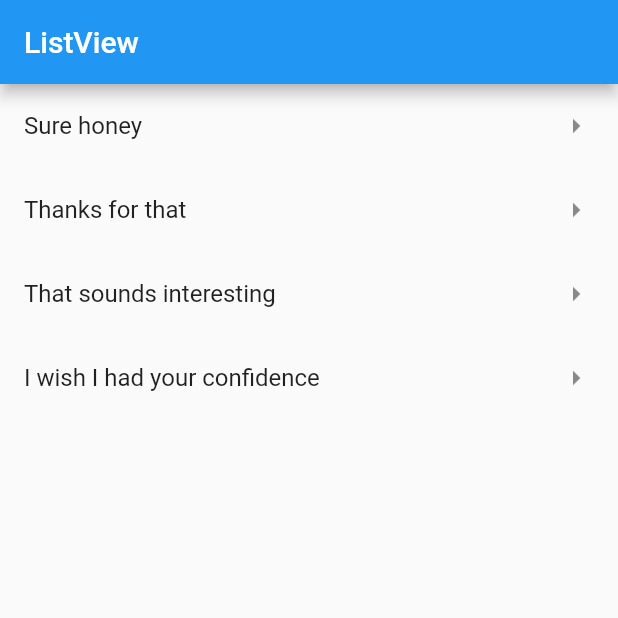
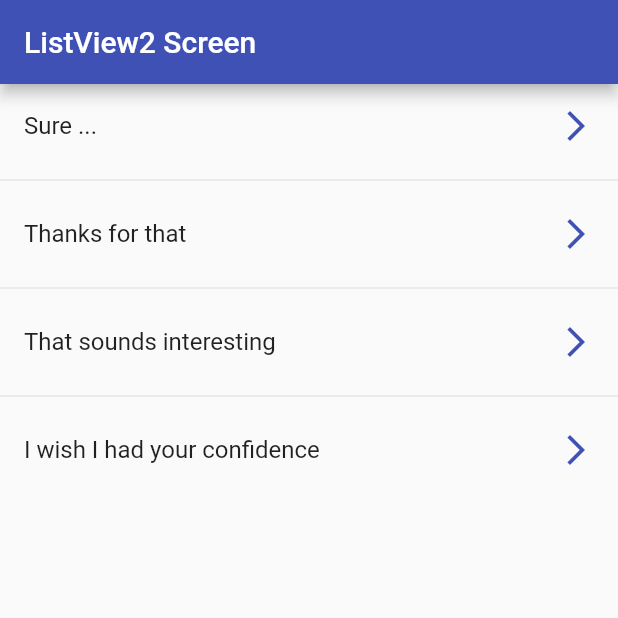
Before and after one commit to eidepozo/fl_components, a Flutter app: the screen it shows after launch, on a phone screen of 412 x 824 dp, the top half of it. Run offline on Flutter 3.47's test engine with Material 2 defaults, Android fonts, the phone set to English and light mode, and no system bars.

Commit message:
Modifica ListView via builder con separator

```diff
--- a/fl_components/lib/main.dart
+++ b/fl_components/lib/main.dart
@@ -1,4 +1,4 @@
-import 'package:fl_components/screens/listview1_screen.dart';
+import 'package:fl_components/screens/listview2_screen.dart';
 import 'package:flutter/material.dart';
 
 void main() => runApp(const MyApp());
@@ -8,6 +8,6 @@ class MyApp extends StatelessWidget {
 
   @override
   Widget build(BuildContext context) {
-    return const MaterialApp(title: 'Material App', home: Listview1Screen());
+    return const MaterialApp(title: 'Material App', home: Listview2Screen());
   }
 }
--- /dev/null
+++ b/fl_components/lib/screens/listview2_screen.dart
@@ -0,0 +1,31 @@
+import 'package:flutter/material.dart';
+
+class Listview2Screen extends StatelessWidget {
+  final options = const [
+    'Sure ...',
+    'Thanks for that',
+    'That sounds interesting',
+    'I wish I had your confidence'
+  ];
+
+  const Listview2Screen({Key? key}) : super(key: key);
+
+  @override
+  Widget build(BuildContext context) {
+    return Scaffold(
+        appBar: AppBar(
+            title: const Text('ListView2 Screen'),
+            backgroundColor: Colors.indigo),
+        body: ListView.separated(
+            itemBuilder: (context, index) => ListTile(
+                title: Text(options[index]),
+                trailing: const Icon(Icons.arrow_forward_ios_outlined,
+                    color: Colors.indigo),
+                onTap: () {
+                  final game = options[index];
+                  print(game);
+                }),
+            separatorBuilder: (_, __) => const Divider(),
+            itemCount: options.length));
+  }
+}
```
